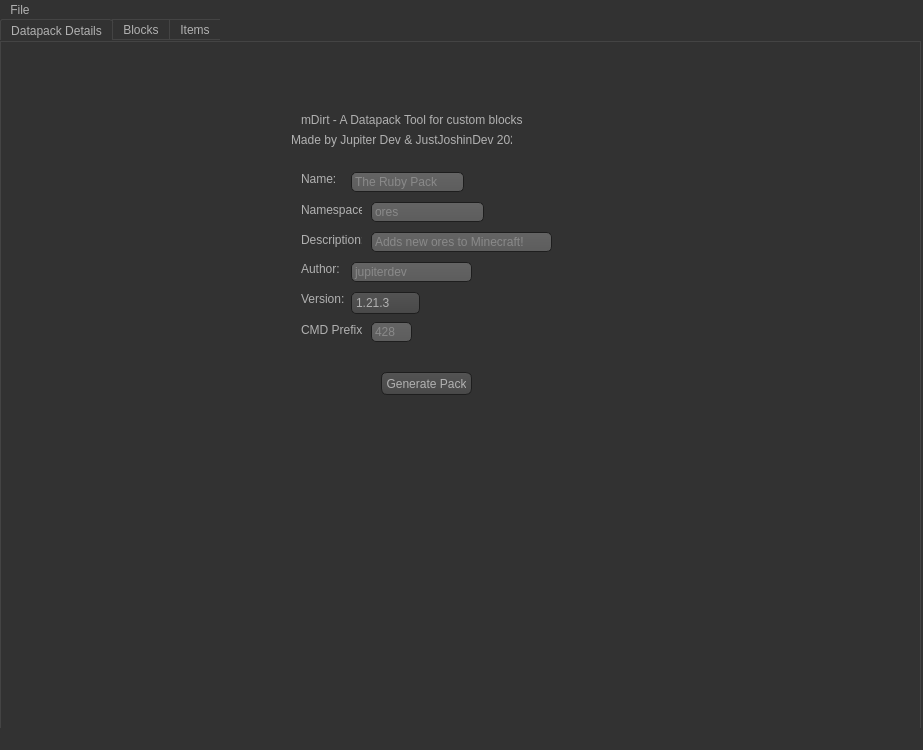
TheJupiterDev/mDirt, file lib/main.ui: the form before one commit.
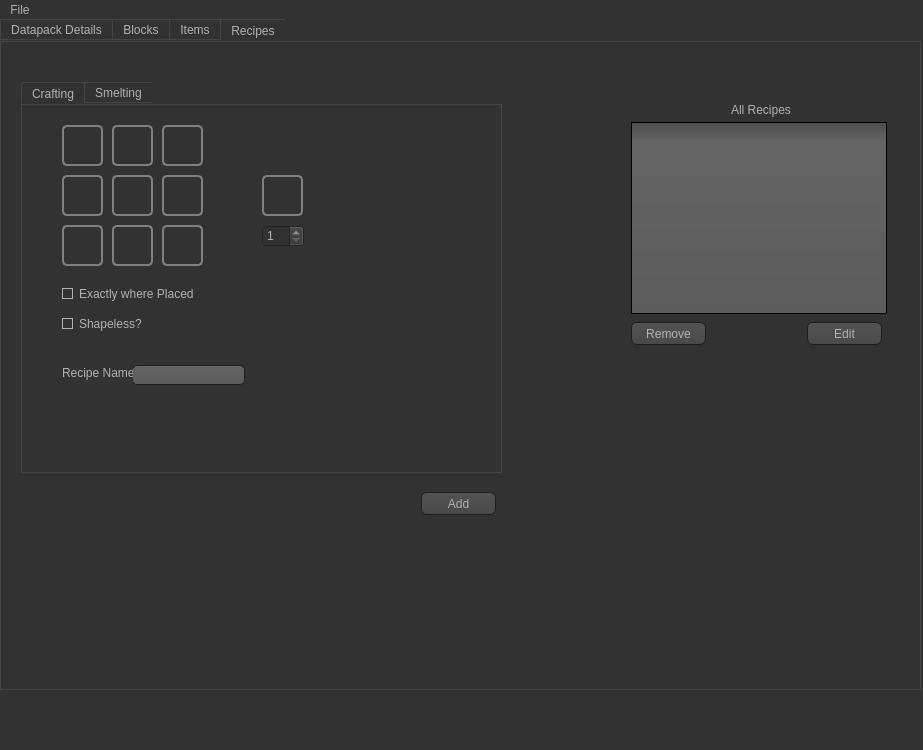
The form after the commit. Icons and pictures are not drawn.

Commit message: Added Custom Recipe Support

Diff of the .ui file:
```diff
--- a/lib/main.ui
+++ b/lib/main.ui
@@ -111,7 +111,7 @@
     border-radius: 5;
 }
 
-QPushButton #a, #buttonAddBlock, #buttonGeneratePack, #buttonRemoveBlock, #buttonEditBlock, #buttonEditItem, #buttonRemoveItem, #itemAddButton
+QPushButton #a, #buttonAddBlock, #buttonGeneratePack, #buttonRemoveBlock, #buttonEditBlock, #buttonEditItem, #buttonRemoveItem, #itemAddButton, #buttonRemoveRecipe, #buttonEditRecipe, #buttonAddRecipe
 {
     color: #b1b1b1;
     background-color: QLinearGradient( x1: 0, y1: 0, x2: 0, y2: 1, stop: 0 #565656, stop: 0.1 #525252, stop: 0.5 #4e4e4e, stop: 0.9 #4a4a4a, stop: 1 #464646);
@@ -124,8 +124,11 @@
     padding-left: 5px;
     padding-right: 5px;
 }
+QPushButton #a, #slot0, #slot1, #slot2, #slot3, #slot4, #slot5, #slot6, #slot7, #slot8, #slot9 {
+background-color: rgba(255, 255, 255, 0)
+}
 
-QLabel #a, #topFace, #leftFace, #backFace, #rightFace, #bottomFace, #frontFace, #itemTextureLabel
+QLabel #a, #topFace, #leftFace, #backFace, #rightFace, #bottomFace, #frontFace, #itemTextureLabel, #slot0, #slot1, #slot2, #slot3, #slot4, #slot5, #slot6, #slot7, #slot8, #slot9
 {
 	border: 2px solid grey;
 	border-radius: 5px;
@@ -497,11 +500,11 @@
       <x>0</x>
       <y>0</y>
       <width>921</width>
-      <height>721</height>
+      <height>671</height>
      </rect>
     </property>
     <property name="currentIndex">
-     <number>0</number>
+     <number>3</number>
     </property>
     <widget class="QWidget" name="tab">
      <attribute name="title">
@@ -1660,6 +1663,684 @@
       </property>
      </widget>
     </widget>
+    <widget class="QWidget" name="tab_4">
+     <attribute name="title">
+      <string>Recipes</string>
+     </attribute>
+     <widget class="QListWidget" name="recipeList">
+      <property name="geometry">
+       <rect>
+        <x>630</x>
+        <y>80</y>
+        <width>256</width>
+        <height>192</height>
+       </rect>
+      </property>
+      <property name="toolTip">
+       <string>&lt;html&gt;&lt;head/&gt;&lt;body&gt;&lt;p&gt;A list of all custom blocks you have created.&lt;/p&gt;&lt;/body&gt;&lt;/html&gt;</string>
+      </property>
+     </widget>
+     <widget class="QPushButton" name="buttonEditRecipe">
+      <property name="geometry">
+       <rect>
+        <x>806</x>
+        <y>280</y>
+        <width>75</width>
+        <height>23</height>
+       </rect>
+      </property>
+      <property name="toolTip">
+       <string>&lt;html&gt;&lt;head/&gt;&lt;body&gt;&lt;p&gt;Click a block from above, then press Edit to edit the block.&lt;/p&gt;&lt;/body&gt;&lt;/html&gt;</string>
+      </property>
+      <property name="text">
+       <string>Edit</string>
+      </property>
+     </widget>
+     <widget class="QPushButton" name="buttonRemoveRecipe">
+      <property name="geometry">
+       <rect>
+        <x>630</x>
+        <y>280</y>
+        <width>75</width>
+        <height>23</height>
+       </rect>
+      </property>
+      <property name="toolTip">
+       <string>&lt;html&gt;&lt;head/&gt;&lt;body&gt;&lt;p&gt;Click a block from above, then press Remove to delete it.&lt;br/&gt;This action cannot be undone.&lt;/p&gt;&lt;/body&gt;&lt;/html&gt;</string>
+      </property>
+      <property name="text">
+       <string>Remove</string>
+      </property>
+     </widget>
+     <widget class="QLabel" name="label_23">
+      <property name="geometry">
+       <rect>
+        <x>730</x>
+        <y>60</y>
+        <width>61</width>
+        <height>16</height>
+       </rect>
+      </property>
+      <property name="text">
+       <string>All Recipes</string>
+      </property>
+     </widget>
+     <widget class="QTabWidget" name="tabWidget_2">
+      <property name="geometry">
+       <rect>
+        <x>20</x>
+        <y>40</y>
+        <width>481</width>
+        <height>391</height>
+       </rect>
+      </property>
+      <property name="currentIndex">
+       <number>0</number>
+      </property>
+      <widget class="QWidget" name="tab_5">
+       <attribute name="title">
+        <string>Crafting</string>
+       </attribute>
+       <widget class="QCheckBox" name="shapeless">
+        <property name="geometry">
+         <rect>
+          <x>40</x>
+          <y>210</y>
+          <width>81</width>
+          <height>17</height>
+         </rect>
+        </property>
+        <property name="text">
+         <string>Shapeless?</string>
+        </property>
+       </widget>
+       <widget class="QLabel" name="slot0Label">
+        <property name="enabled">
+         <bool>true</bool>
+        </property>
+        <property name="geometry">
+         <rect>
+          <x>40</x>
+          <y>20</y>
+          <width>41</width>
+          <height>41</height>
+         </rect>
+        </property>
+        <property name="text">
+         <string/>
+        </property>
+        <property name="textInteractionFlags">
+         <set>Qt::LinksAccessibleByMouse</set>
+        </property>
+       </widget>
+       <widget class="QLabel" name="slot6Label">
+        <property name="enabled">
+         <bool>true</bool>
+        </property>
+        <property name="geometry">
+         <rect>
+          <x>140</x>
+          <y>20</y>
+          <width>41</width>
+          <height>41</height>
+         </rect>
+        </property>
+        <property name="text">
+         <string/>
+        </property>
+        <property name="textInteractionFlags">
+         <set>Qt::LinksAccessibleByMouse</set>
+        </property>
+       </widget>
+       <widget class="QPushButton" name="slot6">
+        <property name="enabled">
+         <bool>true</bool>
+        </property>
+        <property name="geometry">
+         <rect>
+          <x>140</x>
+          <y>20</y>
+          <width>41</width>
+          <height>41</height>
+         </rect>
+        </property>
+        <property name="toolTip">
+         <string>&lt;html&gt;&lt;head/&gt;&lt;body&gt;&lt;p&gt;The Top face of the block&lt;/p&gt;&lt;/body&gt;&lt;/html&gt;</string>
+        </property>
+        <property name="autoFillBackground">
+         <bool>false</bool>
+        </property>
+        <property name="text">
+         <string/>
+        </property>
+        <property name="checkable">
+         <bool>false</bool>
+        </property>
+        <property name="flat">
+         <bool>true</bool>
+        </property>
+       </widget>
+       <widget class="QLabel" name="slot9Label">
+        <property name="enabled">
+         <bool>true</bool>
+        </property>
+        <property name="geometry">
+         <rect>
+          <x>240</x>
+          <y>70</y>
+          <width>41</width>
+          <height>41</height>
+         </rect>
+        </property>
+        <property name="text">
+         <string/>
+        </property>
+        <property name="textInteractionFlags">
+         <set>Qt::LinksAccessibleByMouse</set>
+        </property>
+       </widget>
+       <widget class="QPushButton" name="slot5">
+        <property name="enabled">
+         <bool>true</bool>
+        </property>
+        <property name="geometry">
+         <rect>
+          <x>90</x>
+          <y>120</y>
+          <width>41</width>
+          <height>41</height>
+         </rect>
+        </property>
+        <property name="toolTip">
+         <string>&lt;html&gt;&lt;head/&gt;&lt;body&gt;&lt;p&gt;The Top face of the block&lt;/p&gt;&lt;/body&gt;&lt;/html&gt;</string>
+        </property>
+        <property name="autoFillBackground">
+         <bool>false</bool>
+        </property>
+        <property name="text">
+         <string/>
+        </property>
+        <property name="checkable">
+         <bool>false</bool>
+        </property>
+        <property name="flat">
+         <bool>true</bool>
+        </property>
+       </widget>
+       <widget class="QPushButton" name="slot8">
+        <property name="enabled">
+         <bool>true</bool>
+        </property>
+        <property name="geometry">
+         <rect>
+          <x>140</x>
+          <y>120</y>
+          <width>41</width>
+          <height>41</height>
+         </rect>
+        </property>
+        <property name="toolTip">
+         <string>&lt;html&gt;&lt;head/&gt;&lt;body&gt;&lt;p&gt;The Top face of the block&lt;/p&gt;&lt;/body&gt;&lt;/html&gt;</string>
+        </property>
+        <property name="autoFillBackground">
+         <bool>false</bool>
+        </property>
+        <property name="text">
+         <string/>
+        </property>
+        <property name="checkable">
+         <bool>false</bool>
+        </property>
+        <property name="flat">
+         <bool>false</bool>
+        </property>
+       </widget>
+       <widget class="QPushButton" name="slot2">
+        <property name="enabled">
+         <bool>true</bool>
+        </property>
+        <property name="geometry">
+         <rect>
+          <x>40</x>
+          <y>120</y>
+          <width>41</width>
+          <height>41</height>
+         </rect>
+        </property>
+        <property name="toolTip">
+         <string>&lt;html&gt;&lt;head/&gt;&lt;body&gt;&lt;p&gt;The Top face of the block&lt;/p&gt;&lt;/body&gt;&lt;/html&gt;</string>
+        </property>
+        <property name="autoFillBackground">
+         <bool>false</bool>
+        </property>
+        <property name="text">
+         <string/>
+        </property>
+        <property name="checkable">
+         <bool>false</bool>
+        </property>
+        <property name="flat">
+         <bool>true</bool>
+        </property>
+       </widget>
+       <widget class="QPushButton" name="slot9">
+        <property name="enabled">
+         <bool>true</bool>
+        </property>
+        <property name="geometry">
+         <rect>
+          <x>240</x>
+          <y>70</y>
+          <width>41</width>
+          <height>41</height>
+         </rect>
+        </property>
+        <property name="toolTip">
+         <string>&lt;html&gt;&lt;head/&gt;&lt;body&gt;&lt;p&gt;The Top face of the block&lt;/p&gt;&lt;/body&gt;&lt;/html&gt;</string>
+        </property>
+        <property name="autoFillBackground">
+         <bool>false</bool>
+        </property>
+        <property name="text">
+         <string/>
+        </property>
+        <property name="checkable">
+         <bool>false</bool>
+        </property>
+        <property name="autoExclusive">
+         <bool>false</bool>
+        </property>
+        <property name="flat">
+         <bool>true</bool>
+        </property>
+       </widget>
+       <widget class="QPushButton" name="slot4">
+        <property name="enabled">
+         <bool>true</bool>
+        </property>
+        <property name="geometry">
+         <rect>
+          <x>90</x>
+          <y>70</y>
+          <width>41</width>
+          <height>41</height>
+         </rect>
+        </property>
+        <property name="toolTip">
+         <string>&lt;html&gt;&lt;head/&gt;&lt;body&gt;&lt;p&gt;The Top face of the block&lt;/p&gt;&lt;/body&gt;&lt;/html&gt;</string>
+        </property>
+        <property name="autoFillBackground">
+         <bool>false</bool>
+        </property>
+        <property name="text">
+         <string/>
+        </property>
+        <property name="checkable">
+         <bool>false</bool>
+        </property>
+        <property name="flat">
+         <bool>true</bool>
+        </property>
+       </widget>
+       <widget class="QPushButton" name="slot1">
+        <property name="enabled">
+         <bool>true</bool>
+        </property>
+        <property name="geometry">
+         <rect>
+          <x>40</x>
+          <y>70</y>
+          <width>41</width>
+          <height>41</height>
+         </rect>
+        </property>
+        <property name="toolTip">
+         <string>&lt;html&gt;&lt;head/&gt;&lt;body&gt;&lt;p&gt;The Top face of the block&lt;/p&gt;&lt;/body&gt;&lt;/html&gt;</string>
+        </property>
+        <property name="autoFillBackground">
+         <bool>false</bool>
+        </property>
+        <property name="text">
+         <string/>
+        </property>
+        <property name="checkable">
+         <bool>false</bool>
+        </property>
+        <property name="flat">
+         <bool>true</bool>
+        </property>
+       </widget>
+       <widget class="QCheckBox" name="exact">
+        <property name="geometry">
+         <rect>
+          <x>40</x>
+          <y>180</y>
+          <width>131</width>
+          <height>17</height>
+         </rect>
+        </property>
+        <property name="text">
+         <string>Exactly where Placed?</string>
+        </property>
+       </widget>
+       <widget class="QLabel" name="slot3Label">
+        <property name="enabled">
+         <bool>true</bool>
+        </property>
+        <property name="geometry">
+         <rect>
+          <x>90</x>
+          <y>20</y>
+          <width>41</width>
+          <height>41</height>
+         </rect>
+        </property>
+        <property name="text">
+         <string/>
+        </property>
+        <property name="textInteractionFlags">
+         <set>Qt::LinksAccessibleByMouse</set>
+        </property>
+       </widget>
+       <widget class="QPushButton" name="slot7">
+        <property name="enabled">
+         <bool>true</bool>
+        </property>
+        <property name="geometry">
+         <rect>
+          <x>140</x>
+          <y>70</y>
+          <width>41</width>
+          <height>41</height>
+         </rect>
+        </property>
+        <property name="toolTip">
+         <string>&lt;html&gt;&lt;head/&gt;&lt;body&gt;&lt;p&gt;The Top face of the block&lt;/p&gt;&lt;/body&gt;&lt;/html&gt;</string>
+        </property>
+        <property name="autoFillBackground">
+         <bool>false</bool>
+        </property>
+        <property name="text">
+         <string/>
+        </property>
+        <property name="checkable">
+         <bool>false</bool>
+        </property>
+        <property name="flat">
+         <bool>true</bool>
+        </property>
+       </widget>
+       <widget class="QLabel" name="slot1Label">
+        <property name="enabled">
+         <bool>true</bool>
+        </property>
+        <property name="geometry">
+         <rect>
+          <x>40</x>
+          <y>70</y>
+          <width>41</width>
+          <height>41</height>
+         </rect>
+        </property>
+        <property name="text">
+         <string/>
+        </property>
+        <property name="textInteractionFlags">
+         <set>Qt::LinksAccessibleByMouse</set>
+        </property>
+       </widget>
+       <widget class="QLabel" name="slot7Label">
+        <property name="enabled">
+         <bool>true</bool>
+        </property>
+        <property name="geometry">
+         <rect>
+          <x>140</x>
+          <y>70</y>
+          <width>41</width>
+          <height>41</height>
+         </rect>
+        </property>
+        <property name="text">
+         <string/>
+        </property>
+        <property name="textInteractionFlags">
+         <set>Qt::LinksAccessibleByMouse</set>
+        </property>
+       </widget>
+       <widget class="QLabel" name="slot8Label">
+        <property name="enabled">
+         <bool>true</bool>
+        </property>
+        <property name="geometry">
+         <rect>
+          <x>140</x>
+          <y>120</y>
+          <width>41</width>
+          <height>41</height>
+         </rect>
+        </property>
+        <property name="text">
+         <string/>
+        </property>
+        <property name="textInteractionFlags">
+         <set>Qt::LinksAccessibleByMouse</set>
+        </property>
+       </widget>
+       <widget class="QPushButton" name="slot3">
+        <property name="enabled">
+         <bool>true</bool>
+        </property>
+        <property name="geometry">
+         <rect>
+          <x>90</x>
+          <y>20</y>
+          <width>41</width>
+          <height>41</height>
+         </rect>
+        </property>
+        <property name="toolTip">
+         <string>&lt;html&gt;&lt;head/&gt;&lt;body&gt;&lt;p&gt;The Top face of the block&lt;/p&gt;&lt;/body&gt;&lt;/html&gt;</string>
+        </property>
+        <property name="autoFillBackground">
+         <bool>false</bool>
+        </property>
+        <property name="text">
+         <string/>
+        </property>
+        <property name="checkable">
+         <bool>false</bool>
+        </property>
+        <property name="flat">
+         <bool>true</bool>
+        </property>
+       </widget>
+       <widget class="QLabel" name="slot2Label">
+        <property name="enabled">
+         <bool>true</bool>
+        </property>
+        <property name="geometry">
+         <rect>
+          <x>40</x>
+          <y>120</y>
+          <width>41</width>
+          <height>41</height>
+         </rect>
+        </property>
+        <property name="text">
+         <string/>
+        </property>
+        <property name="textInteractionFlags">
+         <set>Qt::LinksAccessibleByMouse</set>
+        </property>
+       </widget>
+       <widget class="QLabel" name="slot5Label">
+        <property name="enabled">
+         <bool>true</bool>
+        </property>
+        <property name="geometry">
+         <rect>
+          <x>90</x>
+          <y>120</y>
+          <width>41</width>
+          <height>41</height>
+         </rect>
+        </property>
+        <property name="text">
+         <string/>
+        </property>
+        <property name="textInteractionFlags">
+         <set>Qt::LinksAccessibleByMouse</set>
+        </property>
+       </widget>
+       <widget class="QPushButton" name="slot0">
+        <property name="enabled">
+         <bool>true</bool>
+        </property>
+        <property name="geometry">
+         <rect>
+          <x>40</x>
+          <y>20</y>
+          <width>41</width>
+          <height>41</height>
+         </rect>
+        </property>
+        <property name="toolTip">
+         <string>&lt;html&gt;&lt;head/&gt;&lt;body&gt;&lt;p&gt;The Top face of the block&lt;/p&gt;&lt;/body&gt;&lt;/html&gt;</string>
+        </property>
+        <property name="autoFillBackground">
+         <bool>false</bool>
+        </property>
+        <property name="styleSheet">
+         <string notr="true"/>
+        </property>
+        <property name="text">
+         <string/>
+        </property>
+        <property name="checkable">
+         <bool>false</bool>
+        </property>
+        <property name="flat">
+         <bool>true</bool>
+        </property>
+       </widget>
+       <widget class="QLabel" name="slot4Label">
+        <property name="enabled">
+         <bool>true</bool>
+        </property>
+        <property name="geometry">
+         <rect>
+          <x>90</x>
+          <y>70</y>
+          <width>41</width>
+          <height>41</height>
+         </rect>
+        </property>
+        <property name="text">
+         <string/>
+        </property>
+        <property name="textInteractionFlags">
+         <set>Qt::LinksAccessibleByMouse</set>
+        </property>
+       </widget>
+       <widget class="QLineEdit" name="lineEdit">
+        <property name="geometry">
+         <rect>
+          <x>110</x>
+          <y>260</y>
+          <width>113</width>
+          <height>20</height>
+         </rect>
+        </property>
+       </widget>
+       <widget class="QLabel" name="label_25">
+        <property name="geometry">
+         <rect>
+          <x>40</x>
+          <y>260</y>
+          <width>71</width>
+          <height>16</height>
+         </rect>
+        </property>
+        <property name="text">
+         <string>Recipe Name:</string>
+        </property>
+       </widget>
+       <widget class="QSpinBox" name="slot9Count">
+        <property name="geometry">
+         <rect>
+          <x>240</x>
+          <y>120</y>
+          <width>42</width>
+          <height>22</height>
+         </rect>
+        </property>
+        <property name="minimum">
+         <number>1</number>
+        </property>
+        <property name="maximum">
+         <number>64</number>
+        </property>
+       </widget>
+       <zorder>shapeless</zorder>
+       <zorder>slot0Label</zorder>
+       <zorder>slot6Label</zorder>
+       <zorder>slot9Label</zorder>
+       <zorder>exact</zorder>
+       <zorder>slot3Label</zorder>
+       <zorder>slot1Label</zorder>
+       <zorder>slot7Label</zorder>
+       <zorder>slot8Label</zorder>
+       <zorder>slot2Label</zorder>
+       <zorder>slot5Label</zorder>
+       <zorder>slot4Label</zorder>
+       <zorder>slot1</zorder>
+       <zorder>slot3</zorder>
+       <zorder>slot2</zorder>
+       <zorder>slot5</zorder>
+       <zorder>slot6</zorder>
+       <zorder>slot4</zorder>
+       <zorder>slot0</zorder>
+       <zorder>slot8</zorder>
+       <zorder>slot7</zorder>
+       <zorder>slot9</zorder>
+       <zorder>lineEdit</zorder>
+       <zorder>label_25</zorder>
+       <zorder>slot9Count</zorder>
+      </widget>
+      <widget class="QWidget" name="tab_6">
+       <attribute name="title">
+        <string>Smelting</string>
+       </attribute>
+       <widget class="QLabel" name="label_24">
+        <property name="geometry">
+         <rect>
+          <x>150</x>
+          <y>110</y>
+          <width>81</width>
+          <height>41</height>
+         </rect>
+        </property>
+        <property name="text">
+         <string>COMING SOON!</string>
+        </property>
+       </widget>
+      </widget>
+     </widget>
+     <widget class="QPushButton" name="buttonAddRecipe">
+      <property name="geometry">
+       <rect>
+        <x>420</x>
+        <y>450</y>
+        <width>75</width>
+        <height>23</height>
+       </rect>
+      </property>
+      <property name="text">
+       <string>Add</string>
+      </property>
+     </widget>
+    </widget>
    </widget>
    <zorder>tabWidget</zorder>
    <zorder>status</zorder>
```
Left out of the diff: 3 changed lines with no effect on the pictures. The commit also changes 1 other file.
